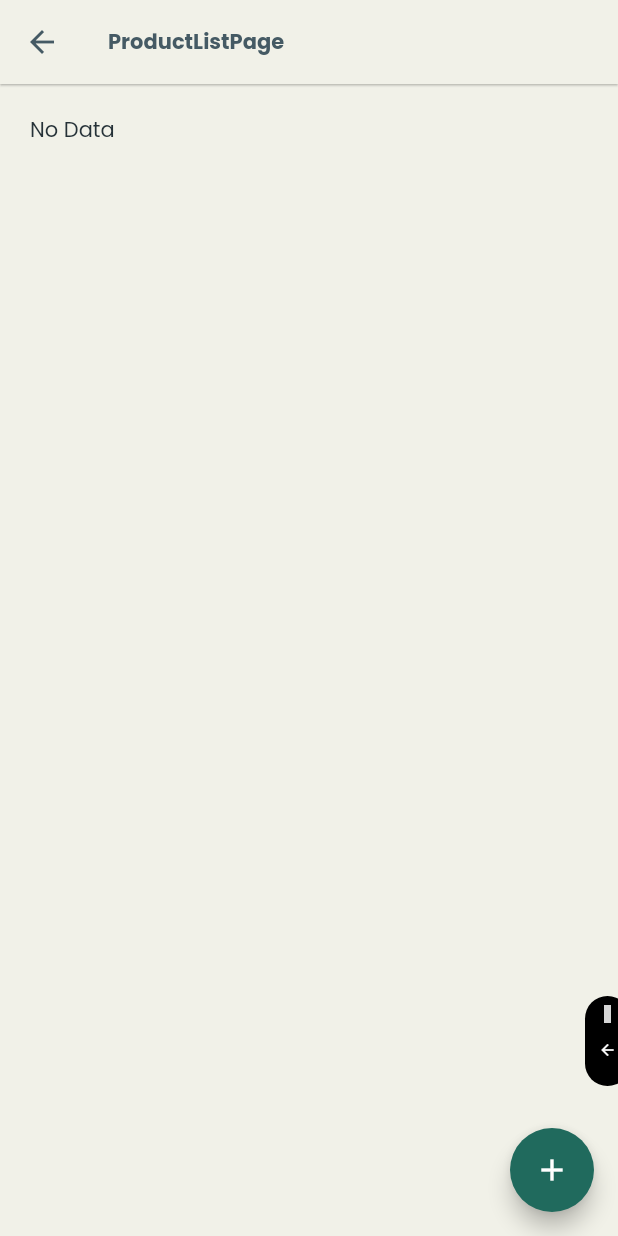
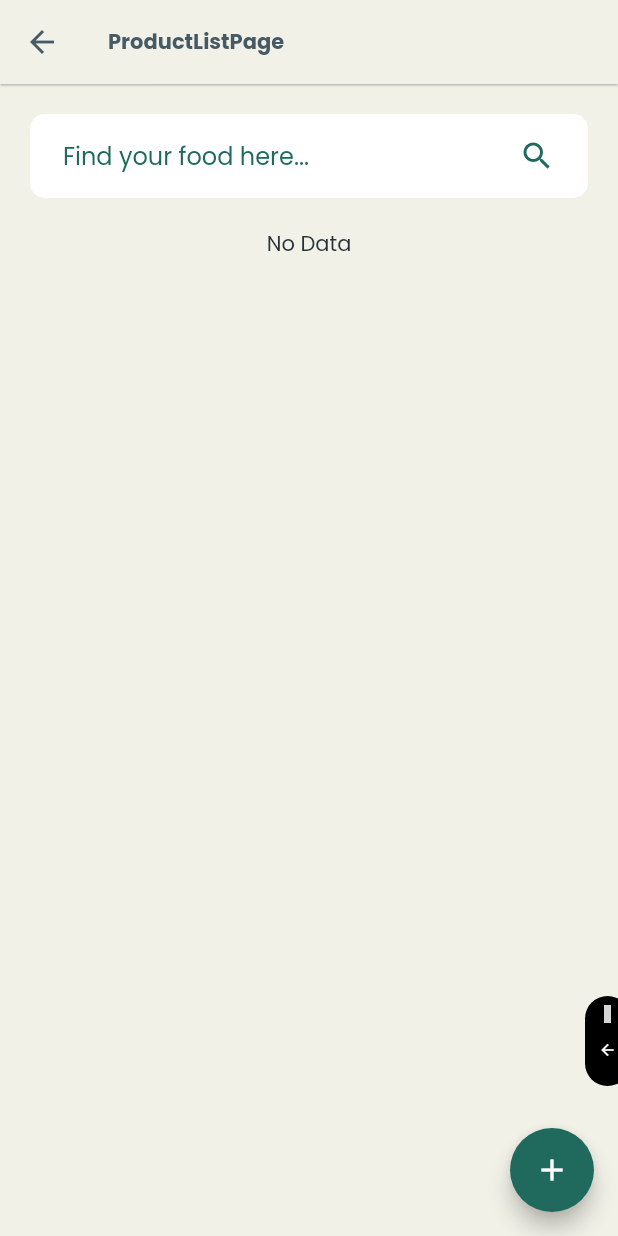
Before and after one commit to magerngoding/Catermeals-App, a Flutter app: the ProductListPageView screen opened directly, on a phone screen of 412 x 824 dp. Run offline on Flutter 3.47's test engine with Material 2 defaults, Android fonts, the light colour scheme and no system bars; our stand-ins replace cached_network_image, carousel_slider, cloud_firestore, dio, file_picker, firebase_core and 12 more; missing offline and left inert: faker_dart; accounts and stored records are empty; generated files the repository leaves out were written again; grey boxes are pictures that could not be loaded.

Commit message:
Menambahkan fitur search, dropdown untuk login dan register

```diff
--- a/lib/module/product_list_page/controller/product_list_page_controller.dart
+++ b/lib/module/product_list_page/controller/product_list_page_controller.dart
@@ -23,4 +23,10 @@ class ProductListPageController extends State<ProductListPageView>
   doDelete(String id) async {
     ProductService().delete(id);
   }
+
+  String search = "";
+  updateSearch(String query) {
+    search = query;
+    setState(() {});
+  }
 }
--- a/lib/module/product_list_page/view/product_list_page_view.dart
+++ b/lib/module/product_list_page/view/product_list_page_view.dart
@@ -24,6 +24,48 @@ class ProductListPageView extends StatefulWidget {
         padding: const EdgeInsets.all(20.0),
         child: Column(
           children: [
+            Container(
+              padding: const EdgeInsets.symmetric(
+                vertical: 6.0,
+                horizontal: 12.0,
+              ),
+              decoration: const BoxDecoration(
+                color: Colors.white,
+                borderRadius: BorderRadius.all(
+                  Radius.circular(10.0),
+                ),
+              ),
+              child: Padding(
+                padding: const EdgeInsets.all(10.0),
+                child: Row(
+                  children: [
+                    Expanded(
+                      child: TextFormField(
+                        initialValue: null,
+                        decoration: InputDecoration.collapsed(
+                          filled: true,
+                          fillColor: Colors.transparent,
+                          hintText: "Find your food here...",
+                          hintStyle: TextStyle(
+                            color: greenEmerland,
+                          ),
+                          hoverColor: Colors.transparent,
+                        ),
+                        onFieldSubmitted: (value) =>
+                            controller.updateSearch(value),
+                      ),
+                    ),
+                    Icon(
+                      Icons.search,
+                      color: greenEmerland,
+                    )
+                  ],
+                ),
+              ),
+            ),
+            const SizedBox(
+              height: 20.0,
+            ),
             Expanded(
               child: StreamBuilder<QuerySnapshot>(
                 stream: FirebaseFirestore.instance
@@ -44,6 +86,15 @@ class ProductListPageView extends StatefulWidget {
                       Map<String, dynamic> item =
                           (data.docs[index].data() as Map<String, dynamic>);
                       item["id"] = data.docs[index].id;
+
+                      if (controller.search.isNotEmpty) {
+                        var search = controller.search.toLowerCase();
+                        var productName =
+                            item['product_name'].toString().toLowerCase();
+                        if (!productName.contains(search)) {
+                          return Container();
+                        }
+                      }
                       return ItemDismissible(
                         onConfirm: () => controller.doDelete(item['id']),
                         child: Card(
--- a/lib/shared/widget/form/dropdown/dropdown.dart
+++ b/lib/shared/widget/form/dropdown/dropdown.dart
@@ -1,4 +1,5 @@
 import 'package:flutter/material.dart';
+import 'package:hyper_ui/core.dart';
 
 class QDropdownField extends StatefulWidget {
   final String label;
@@ -107,7 +108,7 @@ class _QDropdownFieldState extends State<QDropdownField> {
                     child: Icon(
                       Icons.arrow_drop_down_outlined,
                       size: 24.0,
-                      color: Theme.of(context).textTheme.bodyLarge!.color,
+                      color: greenEmerland,
                     ),
                   ),
                   iconSize: 16,
@@ -120,7 +121,7 @@ class _QDropdownFieldState extends State<QDropdownField> {
                   ),
                   underline: Container(
                     height: 0,
-                    color: Colors.grey[300],
+                    color: greenEmerland,
                   ),
                   onChanged: (Map<String, dynamic>? newValue) {
                     if (widget.emptyMode && newValue?["value"] == "-") {
```
Also changed, not shown: lib/module/login_page/view/login_page_view.dart (+30 -21 lines), lib/module/register_page/view/register_page_view.dart (+15 -0 lines).
